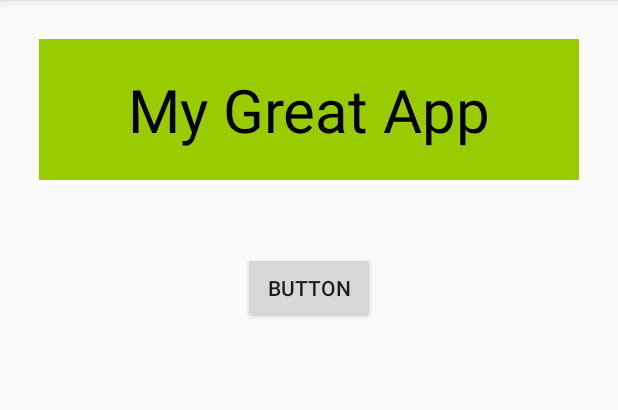
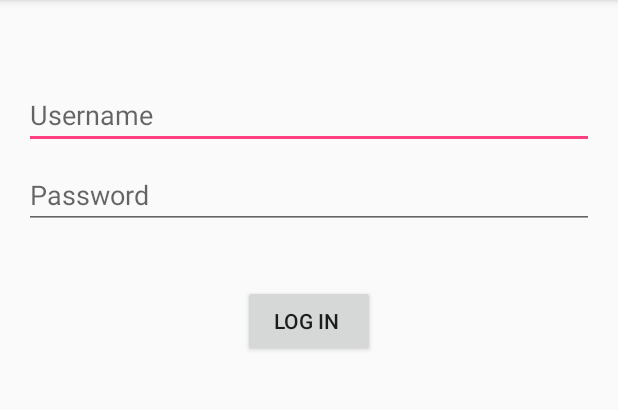
Before and after one commit to ghurabah93/DemoApp, an Android app: the screen it shows after launch (MainActivity), on a phone screen of 412 x 824 dp, the part 84-494 px from its top. Run offline under Robolectric (Android 15) with nearby library versions, the light colour scheme and no system bars.

Commit message:
TextFields

```diff
--- a/app/src/main/java/com/robpercival/demoapp/MainActivity.java
+++ b/app/src/main/java/com/robpercival/demoapp/MainActivity.java
@@ -4,11 +4,15 @@ import android.support.v7.app.AppCompatActivity;
 import android.os.Bundle;
 import android.util.Log;
 import android.view.View;
+import android.widget.EditText;
 
 public class MainActivity extends AppCompatActivity {
 
     public void clickFunction(View view) {
-        Log.i("Info", "Button Pressed!");
+        EditText myTextField = (EditText) findViewById(R.id.myTextField);
+        EditText myPasswordField = (EditText) findViewById(R.id.myPasswordField);
+
+        Log.i("Info", "Your username is : " + myTextField.getText().toString() + " and your password is " + myPasswordField.getText().toString());
     }
 
     @Override
--- a/app/src/main/res/layout/activity_main.xml
+++ b/app/src/main/res/layout/activity_main.xml
@@ -10,30 +10,37 @@
     android:paddingTop="@dimen/activity_vertical_margin"
     tools:context="com.robpercival.demoapp.MainActivity">
 
-    <TextView
-        android:id="@+id/helloMusaTextView"
-        style="@style/Base.TextAppearance.AppCompat.Large"
-        android:layout_width="match_parent"
+    <EditText
+        android:id="@+id/myTextField"
+        android:layout_width="fill_parent"
         android:layout_height="wrap_content"
-        android:layout_alignParentEnd="true"
-        android:layout_alignParentRight="true"
-        android:layout_alignParentTop="true"
-        android:layout_margin="10dp"
-        android:background="@android:color/holo_green_light"
-        android:gravity="center"
-        android:padding="20dp"
-        android:text="My Great App"
-        android:textColor="@android:color/background_dark"
-        android:textSize="40dp" />
+        android:layout_alignParentLeft="true"
+        android:layout_alignParentStart="true"
+        android:layout_below="@+id/button"
+        android:layout_marginTop="38dp"
+        android:ems="10"
+        android:hint="Username"
+        android:inputType="textPersonName" />
+
+    <EditText
+        android:id="@+id/myPasswordField"
+        android:layout_width="fill_parent"
+        android:layout_height="wrap_content"
+        android:layout_below="@+id/myTextField"
+        android:layout_centerHorizontal="true"
+        android:layout_marginTop="8dp"
+        android:ems="10"
+        android:hint="Password"
+        android:inputType="textPassword" />
 
     <Button
-        android:id="@+id/button"
+        android:id="@+id/button2"
         android:layout_width="wrap_content"
         android:layout_height="wrap_content"
-        android:layout_below="@+id/helloMusaTextView"
+        android:layout_below="@+id/myPasswordField"
         android:layout_centerHorizontal="true"
-        android:layout_marginTop="38dp"
+        android:layout_marginTop="37dp"
         android:onClick="clickFunction"
-        android:text="Button" />
+        android:text="log in " />
 
 </RelativeLayout>
```
Also changed, not shown: 8 other files.
